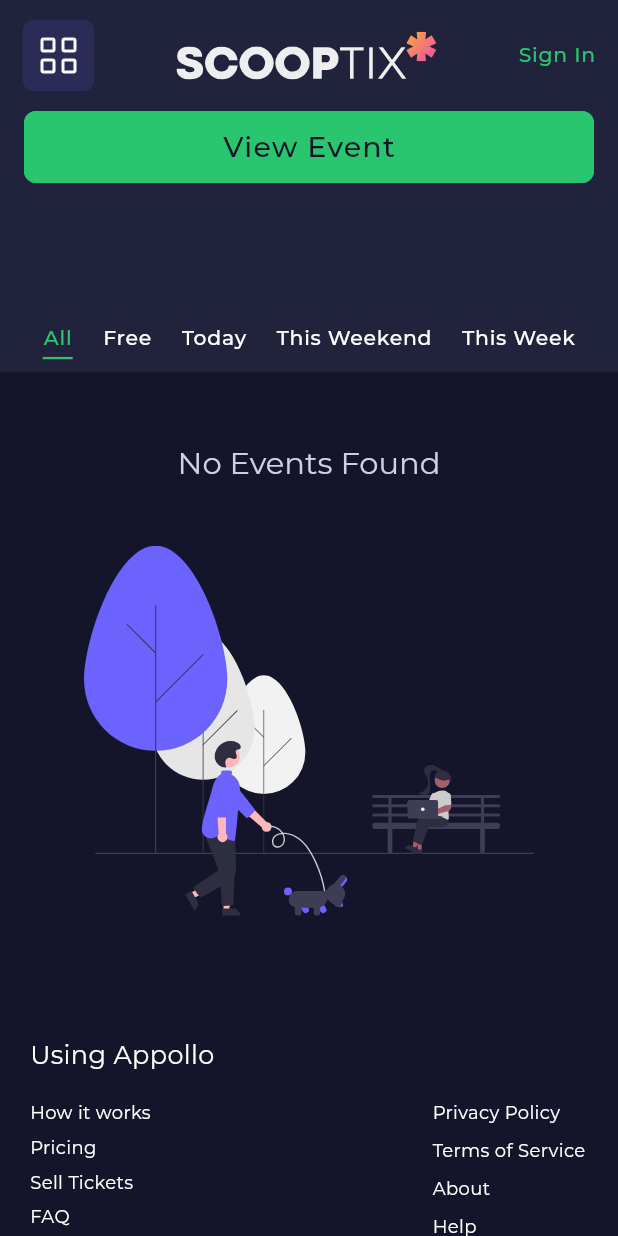
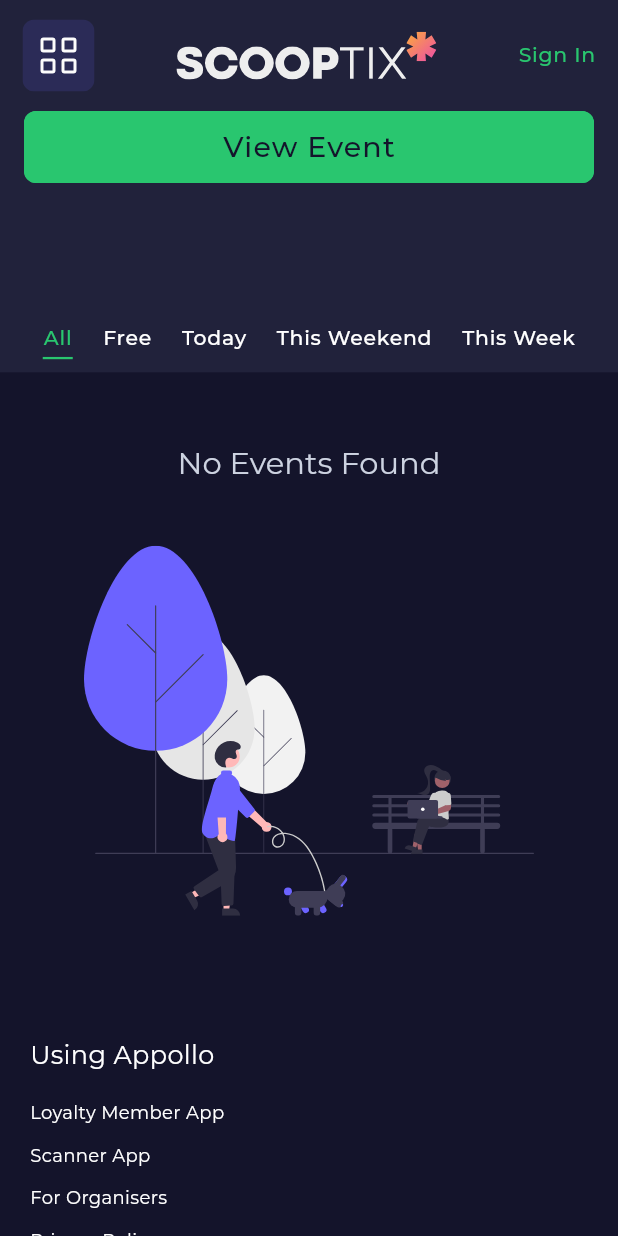
Before and after one commit to Gizmotronn/scooptix.com, a Flutter app: the EventOverviewPage screen opened directly, on a phone screen of 412 x 824 dp. Run offline on Flutter 3.47's test engine with Material 2 defaults, Android fonts, the phone set to English and light mode, and no system bars; drawn by our look-alikes of auto_size_text; our stand-ins replace badges, bloc, cloud_firestore, device_info, equatable, extended_image and 13 more; missing offline and left inert: clipboard, dart:html, stripe_sdk; accounts and stored records are empty; statements that could not run were skipped; project files that could hold a hidden picture were left out.

Commit message:
Removed unused footer content.
Removed SSO notice.

```diff
--- a/lib/UI/event_overview/event_overview_bottom_info.dart
+++ b/lib/UI/event_overview/event_overview_bottom_info.dart
@@ -11,32 +11,34 @@ class EventOverviewFooter extends StatelessWidget {
   }) : super(key: key);
 
   final Map<String, String> info = {
-    'How it works': "",
+   /* 'How it works': "",
     'Pricing': "",
     'Sell Tickets': "",
     'FAQ': "",
-    'Sitemap': "",
+    'Sitemap': "",*/
     'Loyalty Member App': "https://scooptix.com/member",
     'Scanner App': "https://scooptix.com/scanner",
     'For Organisers': "https://scooptix.com/dashboard",
-    'For large events': "",
+    /*'For large events': "",
     'Event Management': "",
     'Event Planning': "",
     'Why choose appollo': "",
-    'Blog': "",
+    'Blog': "",*/
     'Privacy Policy': "https://scooptix.com/privacy-policy.html",
     'Terms of Service': "https://scooptix.com/terms-of-service.html",
     'About': "https://scooptix.com",
-    'Help': "",
+    /*'Help': "",
     'Careers': "",
     'Prices': "",
-    'Investors': "",
+    'Investors': "",*/
     'Contact Support': "contact@scooptix.com",
     'Facebook': "https://www.facebook.com/appolloapps/",
     'Instagram': "https://www.instagram.com/appollo.io/",
-    'Twitter': "",
-    'LinkedIn': ""
+    /*'Twitter': "",
+    'LinkedIn': ""*/
   };
+
+  final double height = 250;
 
   @override
   Widget build(BuildContext context) {
@@ -46,12 +48,12 @@ class EventOverviewFooter extends StatelessWidget {
       if (size.isTablet || size.isDesktop) {
         return Container(
           width: screenSize.width,
-          height: 300,
+          height: height,
           color: MyTheme.appolloBlack,
           child: Center(
             child: SizedBox(
                 width: screenSize.width * 0.8,
-                height: 250,
+                height: height - 50,
                 child: Column(
                   crossAxisAlignment: CrossAxisAlignment.start,
                   children: [
@@ -59,7 +61,7 @@ class EventOverviewFooter extends StatelessWidget {
                         .paddingBottom(16)
                         .paddingTop(8),
                     SizedBox(
-                      height: 140,
+                      height: height - 160,
                       width: screenSize.width * 0.8,
                       child: Wrap(
                         runSpacing: MyTheme.elementSpacing,
@@ -97,7 +99,7 @@ class EventOverviewFooter extends StatelessWidget {
           children: [
             AutoSizeText('Using Appollo', style: Theme.of(context).textTheme.headline6).paddingBottom(16).paddingTop(8),
             SizedBox(
-              height: 300,
+              height: height,
               width: screenSize.width,
               child: Wrap(
                 runSpacing: MyTheme.elementSpacing,
--- a/lib/UI/icons.dart
+++ b/lib/UI/icons.dart
@@ -32,6 +32,12 @@ class AppolloIcons {
   static const String level3 = 'assets/icons/level3.svg';
   static const String logoText = "assets/icons/logo_text.svg";
   static const String logoIcon = "assets/icons/logo_icon.svg";
+  static const String taskEventDetails = 'assets/icons/task_event_details.svg';
+  static const String taskMarketing = 'assets/icons/task_marketing.svg';
+  static const String taskPreSale = 'assets/icons/task_pre_sale.svg';
+  static const String taskPromoCodes = 'assets/icons/task_promo_codes.svg';
+  static const String taskPublish = 'assets/icons/task_publish.svg';
+  static const String taskTickets = 'assets/icons/task_tickets.svg';
   static const String trophy1 = 'assets/icons/trophy1.svg';
   static const String trophy2 = 'assets/icons/trophy2.svg';
   static const String trophy3 = 'assets/icons/trophy3.svg';
```
Also changed, not shown: lib/pages/authentication/login_and_signup_page.dart (+0 -46 lines).
